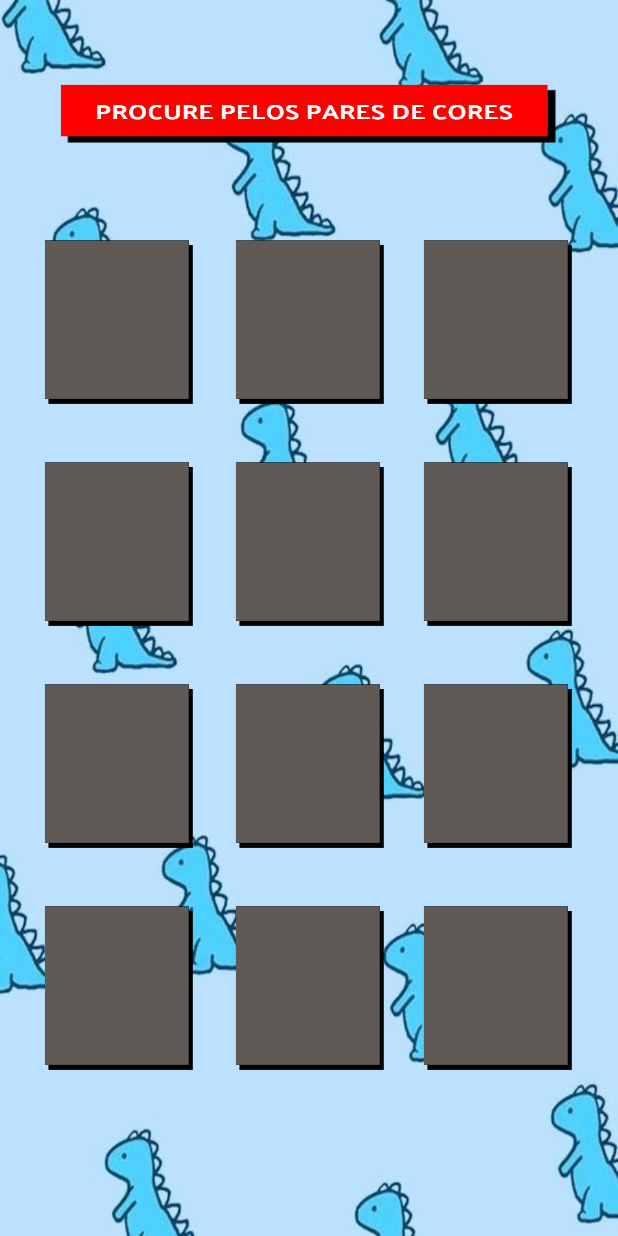
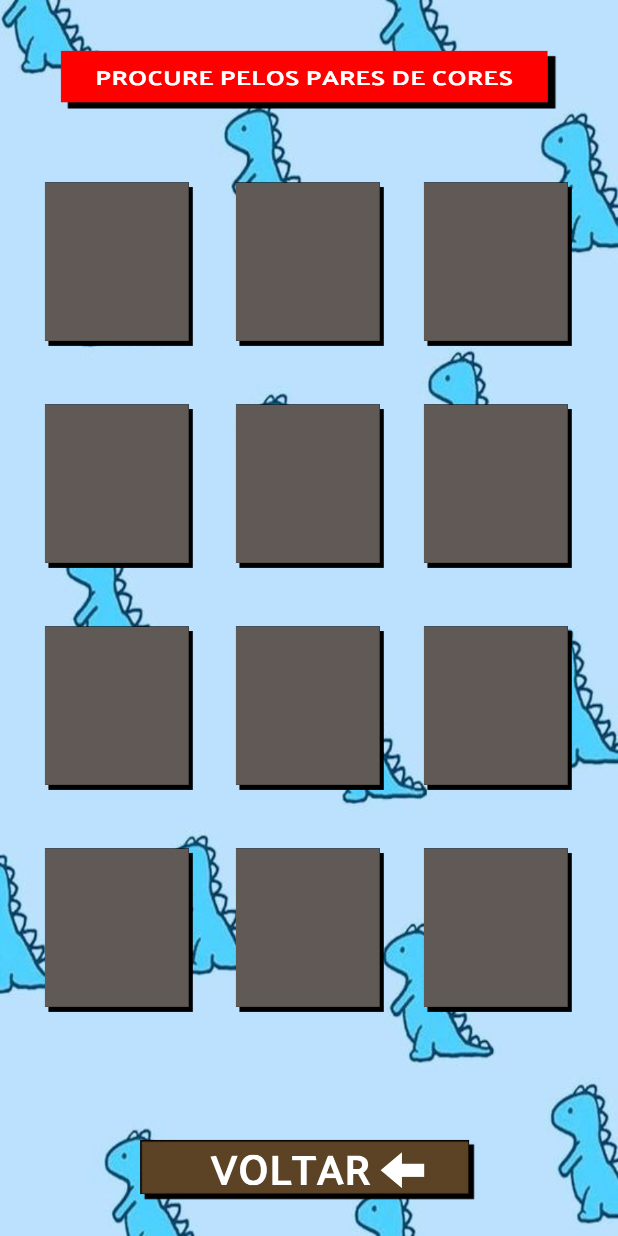
Before and after one commit to LucianoAjs/ColorfulSpace, an Android app: the JogoDaMemoriaAcitivity screen opened directly, with no data from a screen before it, on a phone screen of 412 x 824 dp. Run offline under Robolectric (Android 15) with nearby library versions, the phone set to English and light mode, and no system bars.

Commit message:
Adicionando botão Voltar nas tela Jogo da memoria

```diff
--- a/app/src/main/AndroidManifest.xml
+++ b/app/src/main/AndroidManifest.xml
@@ -9,7 +9,6 @@
         android:roundIcon="@mipmap/ic_launcher_round"
         android:supportsRtl="true"
         android:theme="@style/AppTheme">
-        <activity android:name=".Giroscopio_acitivity"></activity>
         <activity android:name=".ResultadoDaEscolhaActivity" />
         <activity android:name=".EscolhaACorAcitivity" />
         <activity android:name=".AprendendoCoresAcitivity" />
--- a/app/src/main/java/com/example/espacocolorido/JogoDaMemoriaAcitivity.kt
+++ b/app/src/main/java/com/example/espacocolorido/JogoDaMemoriaAcitivity.kt
@@ -2,6 +2,7 @@
 package com.example.espacocolorido
 
 import android.annotation.SuppressLint
+import android.content.Intent
 
 import android.media.MediaPlayer
 import android.os.Bundle
@@ -76,6 +77,11 @@ class JogoDaMemoriaAcitivity : AppCompatActivity() {
                     turnOver = false
                 }
             }
+            imagevoltar6.setOnClickListener {
+
+                val intent = Intent(this, MenuAcitivity::class.java)
+                startActivity(intent)
+            }
         }
     }
 }
--- a/app/src/main/res/layout-land/activity_jogo_da_memoria_acitivity.xml
+++ b/app/src/main/res/layout-land/activity_jogo_da_memoria_acitivity.xml
@@ -7,6 +7,19 @@
     android:background="@drawable/dinos"
     tools:context=".JogoDaMemoriaAcitivity">
 
+
+    <ImageView
+        android:id="@+id/imagevoltar6"
+        android:layout_width="224dp"
+        android:layout_height="47dp"
+
+        app:layout_constraintBottom_toBottomOf="parent"
+        app:layout_constraintEnd_toEndOf="parent"
+        app:layout_constraintHorizontal_bias="0.497"
+        app:layout_constraintStart_toStartOf="parent"
+        app:layout_constraintTop_toTopOf="parent"
+        app:layout_constraintVertical_bias="0.973"
+        app:srcCompat="@drawable/voltar" />
 
     <TextView
         android:id="@+id/title_text"
@@ -35,8 +48,7 @@
         app:layout_constraintEnd_toEndOf="parent"
         app:layout_constraintHorizontal_bias="0.491"
         app:layout_constraintStart_toStartOf="parent"
-        app:layout_constraintTop_toTopOf="parent"
-        app:layout_constraintVertical_bias="0.803">
+        app:layout_constraintTop_toTopOf="parent">
 
         <Button
             android:id="@+id/button"
--- a/app/src/main/res/layout/activity_jogo_da_memoria_acitivity.xml
+++ b/app/src/main/res/layout/activity_jogo_da_memoria_acitivity.xml
@@ -7,6 +7,19 @@
     android:background="@drawable/dinos"
     tools:context=".JogoDaMemoriaAcitivity">
 
+
+    <ImageView
+        android:id="@+id/imagevoltar6"
+        android:layout_width="224dp"
+        android:layout_height="47dp"
+
+        app:layout_constraintBottom_toBottomOf="parent"
+        app:layout_constraintEnd_toEndOf="parent"
+        app:layout_constraintHorizontal_bias="0.497"
+        app:layout_constraintStart_toStartOf="parent"
+        app:layout_constraintTop_toTopOf="parent"
+        app:layout_constraintVertical_bias="0.973"
+        app:srcCompat="@drawable/voltar" />
 
     <TextView
         android:id="@+id/title_text"
@@ -34,7 +47,7 @@
         app:layout_constraintEnd_toEndOf="parent"
         app:layout_constraintStart_toStartOf="parent"
         app:layout_constraintTop_toTopOf="parent"
-        app:layout_constraintVertical_bias="0.56">
+        app:layout_constraintVertical_bias="0.4">
 
         <Button
             android:id="@+id/button"
```
